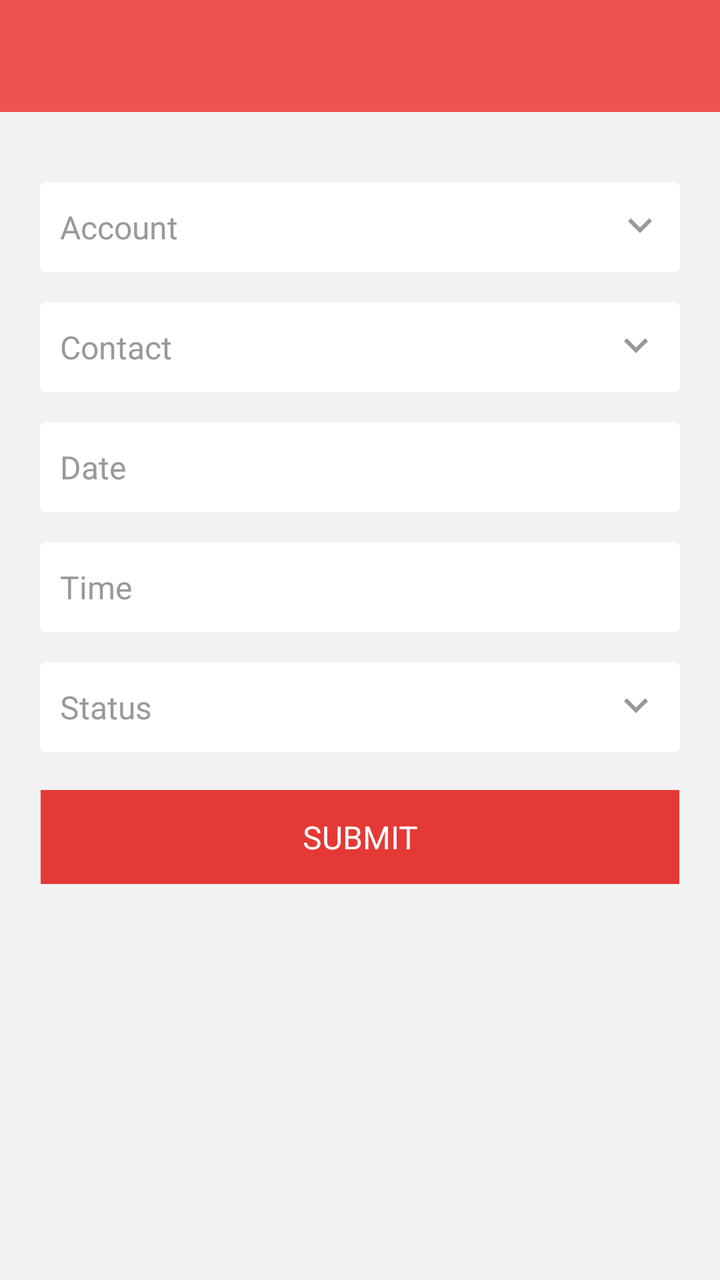
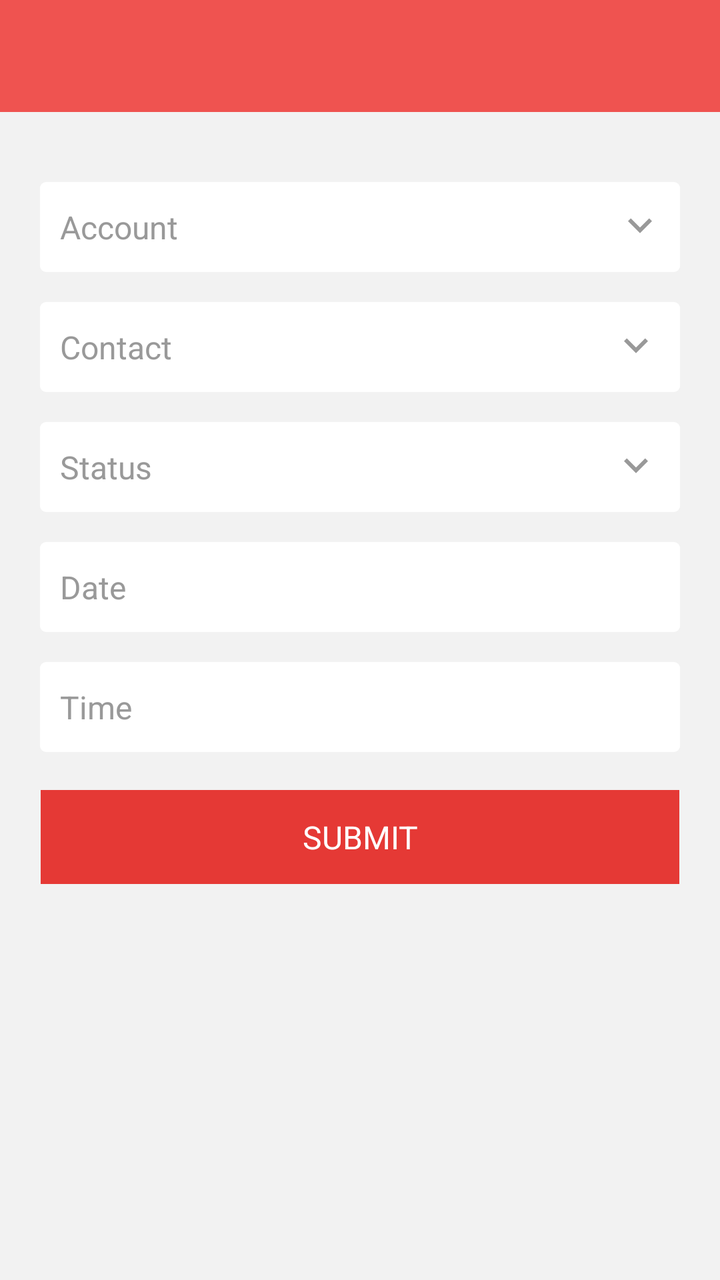

The first picture is an Android layout as it rendered before a commit; the second is the same layout after the commit. The layout source and the unified diff follow.
<!-- AndroidManifest.xml: application theme AppTheme -->
<!-- res/layout/activity_add_call.xml -->
<?xml version="1.0" encoding="utf-8"?>
<LinearLayout xmlns:android="http://schemas.android.com/apk/res/android"
    xmlns:app="http://schemas.android.com/apk/res-auto"
    android:layout_width="match_parent"
    android:layout_height="match_parent"
    android:orientation="vertical">

    <com.google.android.material.appbar.AppBarLayout
        android:layout_width="match_parent"
        android:layout_height="wrap_content">

        <include layout="@layout/toolbar" />

    </com.google.android.material.appbar.AppBarLayout>



    <androidx.core.widget.NestedScrollView
        android:layout_width="match_parent"
        android:layout_height="match_parent"
        android:background="@color/grey_5"
        android:clipToPadding="false"
        android:padding="@dimen/spacing_mlarge"
        android:scrollbars="none"
        android:scrollingCache="true"
        app:layout_behavior="@string/appbar_scrolling_view_behavior">

        <LinearLayout
            android:layout_width="match_parent"
            android:layout_height="wrap_content"
            android:orientation="vertical">




            <EditText
                android:id="@+id/accountEditText"
                style="@style/EditText.Flat.Grey"
                android:layout_width="match_parent"
                android:layout_height="45dp"
                android:layout_marginTop="@dimen/spacing_large"
                android:background="@drawable/edit_text_round_bg_white"
                android:drawableEnd="@drawable/ic_expand_arrow"
                android:drawableRight="@drawable/ic_expand_arrow"
                android:editable="false"
                android:focusable="false"
                android:hint="Account"
                android:paddingLeft="@dimen/spacing_middle" />


            <EditText
                style="@style/EditText.Flat.Grey"
                android:layout_width="match_parent"
                android:layout_height="45dp"
                android:background="@drawable/edit_text_round_bg_white"
                android:drawableEnd="@drawable/ic_expand_arrow"
                android:drawableRight="@drawable/ic_expand_arrow"
                android:hint="Contact"
                android:layout_marginTop="15dp"
                android:id="@+id/contactEditText"
                android:minHeight="45dp"
                android:editable="false"
                android:focusable="false"
                android:paddingLeft="@dimen/spacing_middle"
                android:paddingRight="@dimen/spacing_middle" />

            <EditText
                android:id="@+id/dateInput"
                style="@style/EditText.Flat.Grey"
                android:layout_width="match_parent"
                android:layout_height="45dp"
                android:layout_marginTop="@dimen/spacing_large"
                android:background="@drawable/edit_text_round_bg_white"
                android:editable="false"
                android:focusable="false"
                android:hint="Date"
                android:paddingLeft="@dimen/spacing_middle" />

            <EditText
                style="@style/EditText.Flat.Grey"
                android:id="@+id/timeInput"
                android:layout_marginTop="@dimen/spacing_large"
                android:background="@drawable/edit_text_round_bg_white"
                android:layout_width="match_parent"
                android:layout_height="45dp"
                android:hint="Time"
                android:inputType="time"
                android:focusable="false"
                android:clickable="true"
                android:paddingLeft="@dimen/spacing_middle"
                android:paddingRight="@dimen/spacing_middle"
                />


            <EditText
                style="@style/EditText.Flat.Grey"
                android:layout_width="match_parent"
                android:layout_height="45dp"
                android:layout_marginTop="@dimen/spacing_large"
                android:background="@drawable/edit_text_round_bg_white"
                android:hint="Status"
                android:editable="false"
                android:focusable="false"
                android:drawableEnd="@drawable/ic_expand_arrow"
                android:drawableRight="@drawable/ic_expand_arrow"
                android:id="@+id/statusEditText"
                android:paddingLeft="@dimen/spacing_middle"
                android:paddingRight="@dimen/spacing_middle" />











            <Button
                android:id="@+id/submitButton"
                style="@style/Widget.AppCompat.Button.Borderless"
                android:layout_width="match_parent"
                android:layout_height="55dp"
                android:layout_marginLeft="-4dp"
                android:layout_marginRight="-4dp"
                android:layout_marginTop="@dimen/spacing_large"
                android:background="@drawable/btn_rect_red"
                android:text="SUBMIT"
                android:textAllCaps="false"
                android:textAppearance="@style/TextAppearance.AppCompat.Subhead"
                android:textColor="@android:color/white" />

        </LinearLayout>

    </androidx.core.widget.NestedScrollView>

</LinearLayout>
<!-- res/layout/toolbar.xml (included above) -->
<?xml version="1.0" encoding="utf-8"?>
<androidx.appcompat.widget.Toolbar
    xmlns:android="http://schemas.android.com/apk/res/android"
    xmlns:app="http://schemas.android.com/apk/res-auto"
    android:id="@+id/toolbar"
    android:layout_width="match_parent"
    android:layout_height="?android:attr/actionBarSize"
    android:background="@color/colorPrimary"
    app:contentInsetStartWithNavigation="0dp"
    android:theme="@style/ThemeOverlay.AppCompat.Dark.ActionBar"
    app:popupTheme="@style/ThemeOverlay.AppCompat.Light"/>
<!-- resources referenced by this layout -->
<resources>
  <color name="colorPrimary">#ef5350</color>
  <color name="grey_5">#f2f2f2</color>
  <dimen name="spacing_large">15dp</dimen>
  <dimen name="spacing_middle">10dp</dimen>
  <dimen name="spacing_mlarge">20dp</dimen>
  <!-- drawable edit_text_round_bg_white (drawable) -->
  <?xml version="1.0" encoding="utf-8"?>
  <selector xmlns:android="http://schemas.android.com/apk/res/android">
      <item android:state_focused="true">
          <layer-list>
              <item>
                  <shape android:shape="rectangle">
                      <corners android:radius="@dimen/spacing_small" />
                      <stroke android:width="1dp" android:color="@color/grey_10" />
                      <solid android:color="@android:color/white" />
                      <padding android:bottom="5dp" android:left="8dp" android:right="8dp" android:top="5dp" />
                  </shape>
              </item>
          </layer-list>
      </item>
  
      <item android:state_enabled="false">
          <layer-list>
              <item>
                  <shape android:shape="rectangle">
                      <solid android:color="@android:color/white" />
                      <stroke android:width="1dp" android:color="@color/grey_10" />
                      <corners android:radius="@dimen/spacing_small" />
                      <padding android:bottom="5dp" android:left="8dp" android:right="8dp" android:top="5dp" />
                  </shape>
              </item>
          </layer-list>
      </item>
  
      <item>
          <layer-list>
              <item>
                  <shape android:shape="rectangle">
                      <solid android:color="@android:color/white" />
                      <corners android:radius="@dimen/spacing_small" />
                      <padding android:bottom="5dp" android:left="8dp" android:right="8dp" android:top="5dp" />
                  </shape>
              </item>
          </layer-list>
      </item>
  </selector>
  <!-- drawable ic_expand_arrow (drawable) -->
  <vector xmlns:android="http://schemas.android.com/apk/res/android"
          android:width="24dp"
          android:height="24dp"
          android:viewportWidth="24.0"
          android:viewportHeight="24.0">
      <path
          android:fillColor="#999999"
          android:pathData="M7.41,7.84L12,12.42l4.59,-4.58L18,9.25l-6,6 -6,-6z"/>
  </vector>
  <style name="EditText.Flat.Grey" parent="@style/AppTheme">
          <item name="android:textColorHint">@color/grey_40</item>
          <item name="android:textAppearance">@style/Base.TextAppearance.AppCompat.Subhead</item>
          <item name="android:textColor">@color/grey_90</item>
      </style>
  <style name="AppTheme" parent="BaseTheme">
          <item name="android:windowContentTransitions">true</item>
  
  
          
      </style>
  <color name="red_500">#F44336</color>
  <color name="red_600">#E53935</color>
  <dimen name="spacing_small">3dp</dimen>
  <color name="grey_10">#e6e6e6</color>
  <color name="grey_40">#999999</color>
  <color name="grey_90">#263238</color>
  <style name="BaseTheme" parent="Theme.AppCompat.Light.NoActionBar">
          
          <item name="colorPrimary">@color/colorPrimary</item>
          <item name="colorPrimaryDark">@color/colorPrimaryDark</item>
          <item name="colorAccent">@color/colorAccent</item>
          <item name="windowActionModeOverlay">true</item>
          <item name="android:actionModeBackground">@color/blue_grey_600</item>
          <item name="android:dialogTheme">@style/Dialog.Theme</item>
          
          <item name="android:windowDisablePreview">true</item>
      </style>
  <color name="colorPrimaryDark">#dc1814</color>
  <color name="colorAccent">#FF4081</color>
  <color name="blue_grey_600">#546E7A</color>
  <style name="Dialog.Theme" parent="Theme.AppCompat.Light.Dialog">
          <item name="colorPrimary">@color/colorPrimary</item>
          <item name="colorPrimaryDark">@color/colorPrimaryDark</item>
          <item name="colorAccent">@color/colorAccent</item>
      </style>
  <!-- unchanged entries left out for length: 1 -->
</resources>

<!-- the commit's change to res/layout/activity_add_call.xml (unified diff, before → after) -->
@@ -65,6 +65,22 @@
                 android:paddingRight="@dimen/spacing_middle" />
 
             <EditText
+                style="@style/EditText.Flat.Grey"
+                android:layout_width="match_parent"
+                android:layout_height="45dp"
+                android:layout_marginTop="@dimen/spacing_large"
+                android:background="@drawable/edit_text_round_bg_white"
+                android:hint="Status"
+                android:editable="false"
+                android:focusable="false"
+                android:drawableEnd="@drawable/ic_expand_arrow"
+                android:drawableRight="@drawable/ic_expand_arrow"
+                android:id="@+id/statusEditText"
+                android:paddingLeft="@dimen/spacing_middle"
+                android:paddingRight="@dimen/spacing_middle" />
+
+
+            <EditText
                 android:id="@+id/dateInput"
                 style="@style/EditText.Flat.Grey"
                 android:layout_width="match_parent"
@@ -92,20 +108,6 @@
                 />
 
 
-            <EditText
-                style="@style/EditText.Flat.Grey"
-                android:layout_width="match_parent"
-                android:layout_height="45dp"
-                android:layout_marginTop="@dimen/spacing_large"
-                android:background="@drawable/edit_text_round_bg_white"
-                android:hint="Status"
-                android:editable="false"
-                android:focusable="false"
-                android:drawableEnd="@drawable/ic_expand_arrow"
-                android:drawableRight="@drawable/ic_expand_arrow"
-                android:id="@+id/statusEditText"
-                android:paddingLeft="@dimen/spacing_middle"
-                android:paddingRight="@dimen/spacing_middle" />
 
 
 
